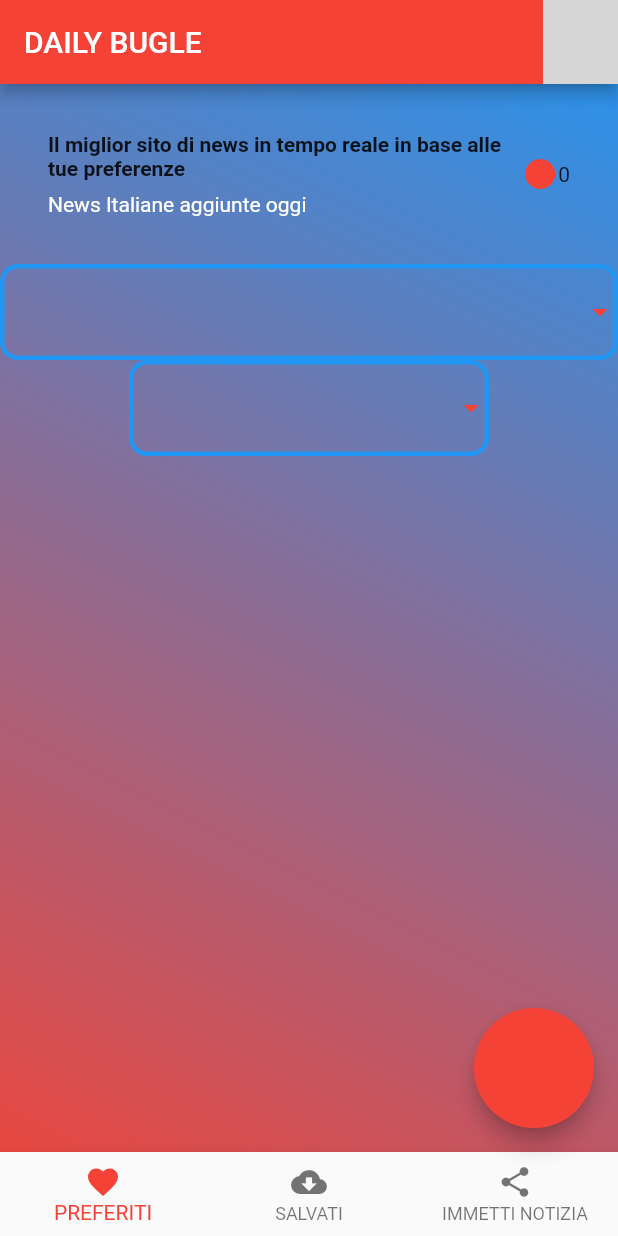
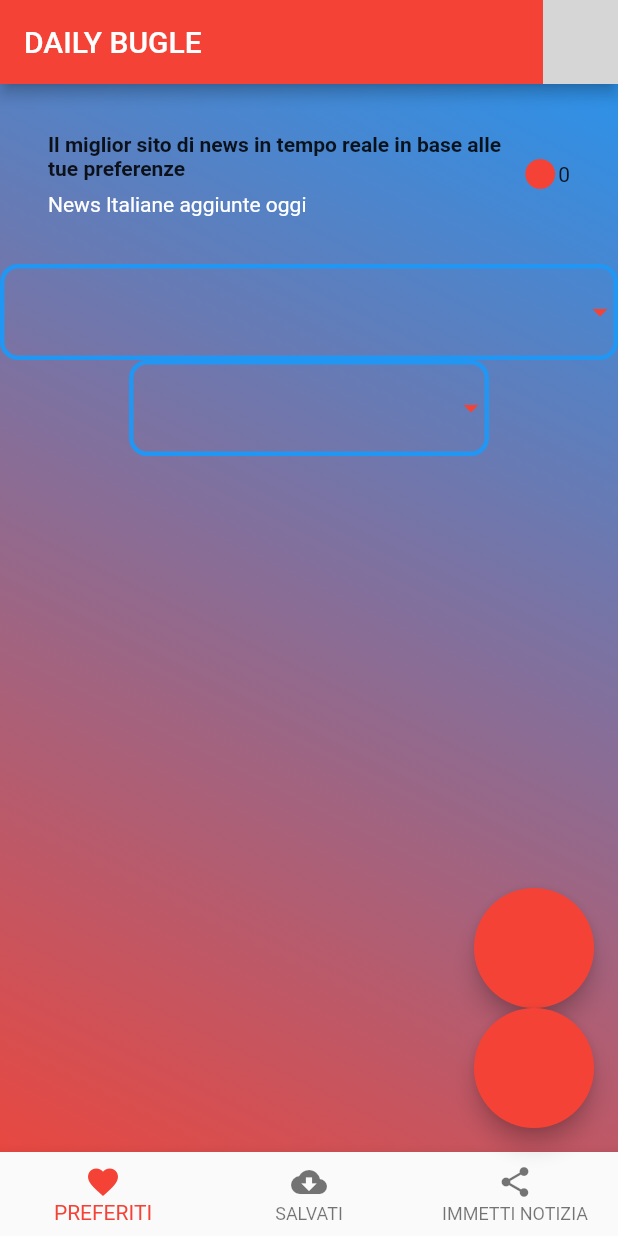
Before and after one commit to EugeniaFacchini/daily_bugle, a Flutter app: the screen it shows after launch, on a phone screen of 412 x 824 dp. Run offline on Flutter 3.47's test engine with Material 2 defaults, Android fonts, the light colour scheme and no system bars; grey boxes are pictures that could not be loaded.

Commit message:
secondo bottone

```diff
--- a/lib/widgets/home.dart
+++ b/lib/widgets/home.dart
@@ -152,7 +152,31 @@
               });
             }))
           ]),
-          floatingActionButton: SizedBox(
+
+          // floatingActionButton: SizedBox(
+          //   child: FittedBox(
+          //     child: FloatingActionButton(
+          //       onPressed: () {
+          //        Route route = MaterialPageRoute(builder: (context) => const Home());
+          //         Navigator.push(context, route);
+          //     },)
+          //   ))
+
+          floatingActionButton: Column(
+            mainAxisAlignment: MainAxisAlignment.end,
+            crossAxisAlignment: CrossAxisAlignment.end,
+            children: [
+              SizedBox(
+                  height: 80,
+                  width: 80,
+                  child: FittedBox(child: FloatingActionButton(
+                    onPressed: () {
+                      Route route =
+                          MaterialPageRoute(builder: (context) => const Home());
+                      Navigator.push(context, route);
+                    },
+                  ))),
+              SizedBox(
                 child: FittedBox(
                   child: FloatingActionButton(
                     onPressed: () async {
@@ -160,16 +184,19 @@
                       setState(() {
                         _list = res;
                       });
-                  Navigator.of(context).push(MaterialPageRoute(builder: (bc) {
-                    return NewsScreen(elements: _list, clickFavorite: setFavoriteFlag);
+                      Navigator.of(context)
+                          .push(MaterialPageRoute(builder: (bc) {
+                        return NewsScreen(
+                            elements: _list, clickFavorite: setFavoriteFlag);
                       }));
                     },
                   ),
                 ),
                 height: 80,
                 width: 80,
+              ),
+            ],
           )),
-
     );
   }
 
@@ -205,3 +232,10 @@
   }
 }
 //ma che bel commento parte due
+
+          //new RaisedButton(
+            //onPressed: () {
+             // Route route = MaterialPageRoute(builder: (context) => const Home());
+              //Navigator.push(context, route);
+            //},
+          //),
```
Lines whose indentation alone changed are shown as unchanged.
